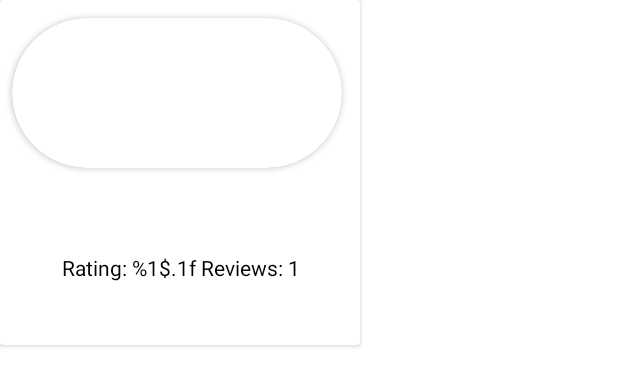
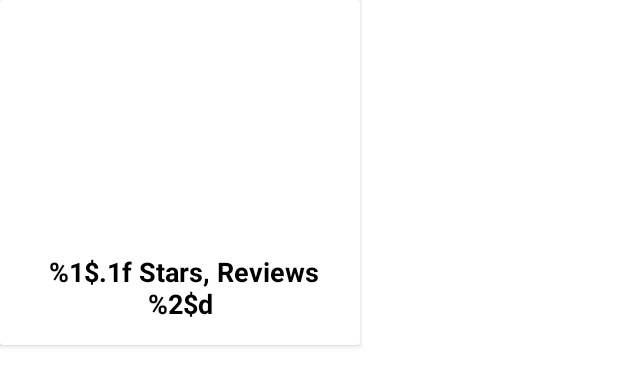
Before and after one commit to deemalmasri/TrainingProject2, an Android app: the layout resturent_list.xml on its own in the app's theme, with its tools: preview values and no code run, on a phone screen of 412 x 824 dp. Shown: the top 386 px of the screen. Run offline under Robolectric (Android 15) with nearby library versions, the phone set to English and light mode, and no system bars; network calls fail.

Commit message:
editing texts22

```diff
--- a/app/src/main/java/com/example/trainingproject2/Bobj.java
+++ b/app/src/main/java/com/example/trainingproject2/Bobj.java
@@ -20,14 +20,16 @@ class Bobj {
         private String image_url;
         private Float rating;
         private String price ;
+        private int review_count ;
 
 
-        public Business(String id, String name, String image_url, Float rating, String price) {
+        public Business(String id, String name, String image_url, Float rating, String price, int review_count) {
             this.id = id;
             this.name = name;
             this.image_url = image_url;
             this.rating = rating;
             this.price = price;
+            this.review_count = review_count;
         }
 
         public String getId() {
@@ -70,5 +72,13 @@ class Bobj {
         public void setPrice(String price) {
             this.price = price;
         }
+
+        public int getReview_count() {
+            return review_count;
+        }
+
+        public void setReview_count(int review_count) {
+            this.review_count = review_count;
+        }
     }
 }
--- a/app/src/main/java/com/example/trainingproject2/MyCustomAdapter.java
+++ b/app/src/main/java/com/example/trainingproject2/MyCustomAdapter.java
@@ -51,7 +51,7 @@ public class MyCustomAdapter extends RecyclerView.Adapter<MyCustomAdapter.My_Vie
         Bobj.Business business_obj = (Bobj.Business) resturentList.get(position);
         holder.displayName.setText(business_obj.getName());
         holder.rating.setText(holder.itemView.getContext().getString(R.string.res_text,
-                business_obj.getRating()));
+                business_obj.getRating(),business_obj.getReview_count()));
         Picasso.get().load(business_obj.getImage_url()).into(holder.resPic);
 
     }
--- a/app/src/main/res/layout/resturent_list.xml
+++ b/app/src/main/res/layout/resturent_list.xml
@@ -11,29 +11,19 @@
         android:layout_width="match_parent"
         android:layout_height="match_parent">
 
-        <androidx.cardview.widget.CardView
-            android:layout_width="220dp"
-            android:layout_height="100dp"
+
+        <ImageView
+            android:id="@+id/idIVContact"
+            android:layout_width="224dp"
+            android:layout_height="120dp"
+            android:layout_alignParentStart="true"
+            android:layout_alignParentEnd="true"
             android:layout_marginStart="8dp"
-            android:layout_marginTop="12dp"
             android:layout_marginEnd="8dp"
-            app:cardBackgroundColor="@color/white"
-            app:cardCornerRadius="120dp">
+            android:layout_marginTop="4dp"
+            android:scaleType="centerCrop" />
 
-            <androidx.cardview.widget.CardView
-                android:layout_width="220dp"
-                android:layout_height="100dp"
-                android:layout_gravity="center"
-                app:cardCornerRadius="120dp">
-
-                <ImageView
-                    android:id="@+id/idIVContact"
-                    android:layout_width="220dp"
-                    android:layout_height="100dp"
-
-                    />
-
-                <LinearLayout
+        <LinearLayout
                     android:layout_width="wrap_content"
                     android:layout_height="wrap_content"
                     android:orientation="vertical">
@@ -41,9 +31,7 @@
                 </LinearLayout>
 
 
-            </androidx.cardview.widget.CardView>
 
-        </androidx.cardview.widget.CardView>
 
         <TextView
             android:id="@+id/displayName"
@@ -54,13 +42,14 @@
             android:layout_alignParentTop="true"
             android:layout_alignParentEnd="true"
             android:layout_marginStart="8dp"
-            android:layout_marginTop="120dp"
+            android:layout_marginTop="126dp"
             android:layout_marginEnd="8dp"
             android:layout_marginBottom="0dp"
             android:textAlignment="center"
             android:textColor="@color/black"
             android:textSize="17sp"
             android:textStyle="bold"
+            android:layout_centerVertical="true"
             app:layout_constraintEnd_toEndOf="parent"
             app:layout_constraintRight_toRightOf="parent"
             app:layout_constraintTop_toTopOf="parent" />
@@ -73,14 +62,15 @@
             android:layout_alignParentEnd="true"
             android:layout_alignParentBottom="true"
             android:layout_marginStart="8dp"
+            android:layout_centerVertical="true"
             android:layout_marginTop="0dp"
             android:layout_marginEnd="8dp"
             android:layout_marginBottom="15dp"
             android:text="@string/res_text"
             android:textAlignment="center"
             android:textColor="@color/black"
-            android:textSize="14sp"
-            android:textStyle="normal" />
+            android:textSize="18sp"
+            android:textStyle="bold" />
     </RelativeLayout>
 
 
--- a/app/src/main/res/values-night/themes.xml
+++ b/app/src/main/res/values-night/themes.xml
@@ -12,5 +12,6 @@
         <!-- Status bar color. -->
         <item name="android:statusBarColor" tools:targetApi="l">?attr/colorPrimaryVariant</item>
         <!-- Customize your theme here. -->
+        <item name="android:textColorPrimary">#121111</item>
     </style>
 </resources>
--- a/app/src/main/res/values/strings.xml
+++ b/app/src/main/res/values/strings.xml
@@ -1,4 +1,4 @@
 <resources>
-    <string name="app_name">TrainingProject2</string>
-    <string name="res_text">"Rating: %1$.1f Reviews: 1"</string>
+    <string name="app_name">Business Search</string>
+    <string name="res_text">" %1$.1f Stars, Reviews %2$d"</string>
 </resources>
--- a/app/src/main/res/values/themes.xml
+++ b/app/src/main/res/values/themes.xml
@@ -2,7 +2,7 @@
     <!-- Base application theme. -->
     <style name="Theme.TrainingProject2" parent="Theme.MaterialComponents.DayNight.DarkActionBar">
         <!-- Primary brand color. -->
-        <item name="colorPrimary">@color/purple_500</item>
+        <item name="colorPrimary">@color/material_on_primary_emphasis_high_type</item>
         <item name="colorPrimaryVariant">@color/purple_700</item>
         <item name="colorOnPrimary">@color/white</item>
         <!-- Secondary brand color. -->
```
